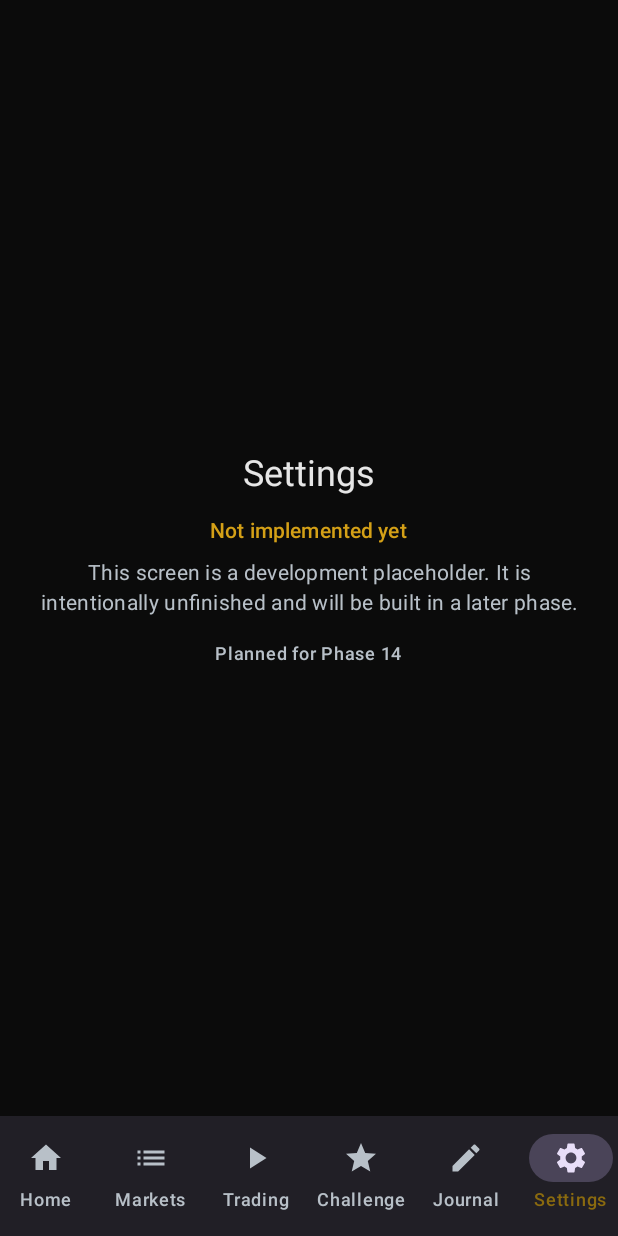
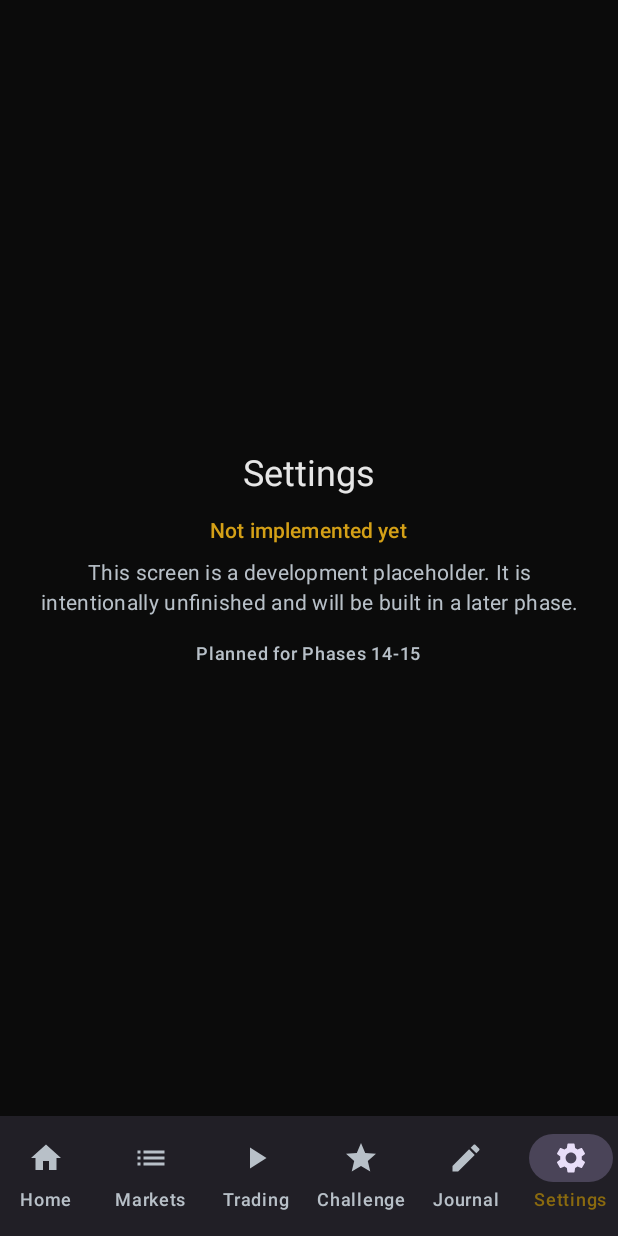
Before and after one commit to zraarz656-ui/hearth, an Android app built with Jetpack Compose: the SettingsScreen screen opened through its navigation route, on a phone screen of 412 x 824 dp. Run offline under Robolectric (Android 15) with nearby library versions, the phone set to English and light mode, and no system bars.

Commit message:
plan: add Phase 15 (dataset import), keep it last
The plan had no phase owning a user-facing import entry point. Every phase
0-14 was checked; none mentions a file picker or the Storage Access
Framework. The storage layer has accepted imports since Phase 2, but nothing
in the app can call it, so the Market Library is permanently empty in any
installable build.

Phase 15 — Dataset Import and Library Management — is now the final phase,
and must not start until Phases 0-14 are complete and accepted. It depends
on the season engine (Phase 11) for the delete restriction and on the chart
(Phases 4-11) for device verification.

- Plan version 2.2 -> 2.3, 16 phases.
- Steps 15.1-15.9: entry point in both Market Library and Settings, SAF file
  selection, import configuration, progress and cancellation, distinct
  outcomes, dataset management, storage reporting, tests, device verification.
- Journey A gains the import step, since a new user has no dataset.
- Settings placeholder now reads "Phases 14-15".

Findings recorded in AGENTS.md so Phase 15 does not rediscover them:

- The Python tool's manifest.json is NOT the app's manifest. Different
  dataset_id scheme, different canonical hash, different status wording.
  Measured: Python 009b9c2d..., Kotlin 2535ac88... on the same file. Nothing
  in Kotlin reads the JSON, so this is not a defect, but the two hashes must
  not be compared in a test.
- A real Dukascopy CSV imports cleanly through the Kotlin pipeline: 2,608
  candles, 0 parse issues, 0 padding rows, 0 precision loss, VALID. The
  Phase 1 pipeline is correct against real vendor data, not only synthetic
  fixtures. Device verification is still outstanding, and is Step 15.9.
- The workspace can reach datafeed.dukascopy.com, which rate-limits hard
  (HTTP 429, succeeds after a pause).

Verified: assembleDebug and testDebugUnitTest pass, 156 tests, 0 failures.

Co-authored-by: openhands <openhands@all-hands.dev>

```diff
--- a/app/src/main/java/com/tradequest/app/feature/settings/SettingsScreen.kt
+++ b/app/src/main/java/com/tradequest/app/feature/settings/SettingsScreen.kt
@@ -8,7 +8,7 @@ import com.tradequest.app.ui.components.UnfinishedScreen
 fun SettingsScreen(modifier: Modifier = Modifier) {
     UnfinishedScreen(
         featureName = "Settings",
-        plannedPhase = "Planned for Phase 14",
+        plannedPhase = "Planned for Phases 14-15",
         modifier = modifier,
     )
 }
```
Also changed, not shown: 2 other files.
